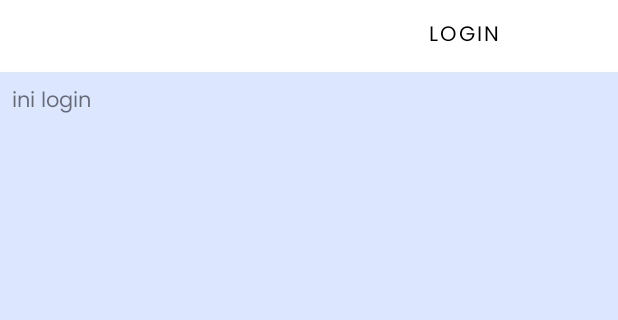
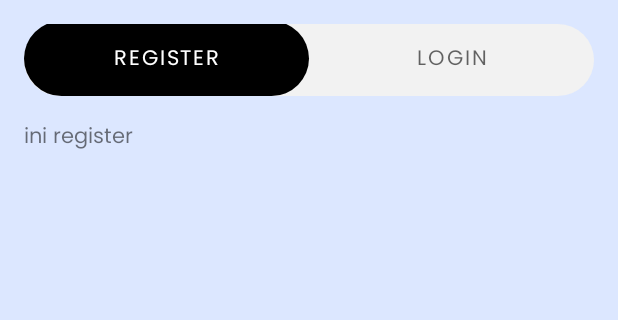
Before and after one commit to SuaraNusa/Mobile-development, an Android app: the TabLayout screen opened directly, with no data from a screen before it, on a phone screen of 412 x 824 dp, the part 384-704 px from its top. Run offline under Robolectric (Android 15) with nearby library versions, the phone set to English and light mode, and no system bars.

Commit message:
finaly a corner tab layout :v

```diff
--- a/suarnusa/app/build.gradle.kts
+++ b/suarnusa/app/build.gradle.kts
@@ -58,4 +58,5 @@ dependencies {
     testImplementation(libs.junit)
     androidTestImplementation(libs.androidx.junit)
     androidTestImplementation(libs.androidx.espresso.core)
+    implementation(kotlin("script-runtime"))
 }
--- a/suarnusa/app/src/main/java/com/example/suaranusa/TabLayout.kt
+++ b/suarnusa/app/src/main/java/com/example/suaranusa/TabLayout.kt
@@ -1,11 +1,14 @@
 package com.example.suaranusa
 
+import android.annotation.SuppressLint
 import android.os.Bundle
+import android.util.Log
 import androidx.appcompat.app.AppCompatActivity
 
 import androidx.viewpager2.widget.ViewPager2
 import com.example.suaranusa.adapter.auth_adapter
 import com.example.suaranusa.databinding.AuthActivityTabLayoutBinding
+import com.google.android.material.tabs.TabLayoutMediator
 
 class TabLayout : AppCompatActivity() {
 
@@ -14,6 +17,7 @@ class TabLayout : AppCompatActivity() {
     private lateinit var viewPager : ViewPager2
     private lateinit var adapter : auth_adapter
 
+    @SuppressLint("ResourceAsColor")
     override fun onCreate(savedInstanceState: Bundle?) {
         super.onCreate(savedInstanceState)
         setContentView(R.layout.auth_activity_tab_layout)
@@ -24,11 +28,19 @@ class TabLayout : AppCompatActivity() {
         tabLayout = binding.tabLayout
         viewPager = binding.viewPager
         adapter = auth_adapter(supportFragmentManager, lifecycle)
-
+        //tab layout
+        Log.d("TabLayout", "onCreate: Tab Layout")
         tabLayout.addTab(tabLayout.newTab().setText("Register"), 0)
         tabLayout.addTab(tabLayout.newTab().setText("Login"), 1)
 
+
         viewPager.adapter=adapter
+
+        val tabTitles = arrayOf("Register", "Login")
+        TabLayoutMediator(tabLayout, viewPager) { tab, position ->
+            tab.text = tabTitles[position]
+        }.attach()
+
 
     }
 }
--- a/suarnusa/app/src/main/java/com/example/suaranusa/adapter/auth_adapter.kt
+++ b/suarnusa/app/src/main/java/com/example/suaranusa/adapter/auth_adapter.kt
@@ -17,10 +17,10 @@ class auth_adapter(
     }
 
     override fun createFragment(position: Int): Fragment {
-        return if(position == 0){
-            RegisterFragment()
-        }else{
-            LoginFragment()
+        return when(position){
+            0 -> RegisterFragment()
+            1 -> LoginFragment()
+            else -> RegisterFragment()
         }
     }
 }
--- a/suarnusa/app/src/main/res/drawable/auth_indicator.xml
+++ b/suarnusa/app/src/main/res/drawable/tab_auth_background.xml
@@ -1,6 +1,6 @@
 <?xml version="1.0" encoding="utf-8"?>
 <shape xmlns:android="http://schemas.android.com/apk/res/android"
     android:shape="rectangle">
-    <solid android:color="@color/black" />
+    <solid android:color="@color/abu" />
     <corners android:radius="50dp" />
 </shape>
--- /dev/null
+++ b/suarnusa/app/src/main/res/drawable/tab_auth_indicator.xml
@@ -0,0 +1,11 @@
+<?xml version="1.0" encoding="utf-8"?>
+<selector xmlns:android="http://schemas.android.com/apk/res/android">
+   <item>
+       <shape android:shape="rectangle">
+            <solid android:color="@color/black"/>
+            <corners
+                android:radius="50dp"
+                />
+       </shape>
+   </item>
+</selector>
--- a/suarnusa/app/src/main/res/layout/auth_activity_tab_layout.xml
+++ b/suarnusa/app/src/main/res/layout/auth_activity_tab_layout.xml
@@ -5,50 +5,52 @@
     android:id="@+id/main"
     android:layout_width="match_parent"
     android:layout_height="match_parent"
+    android:theme="@style/Theme.SuaraNusa.noActionBar"
     tools:context=".TabLayout">
 
-    <LinearLayout
-        android:layout_width="match_parent"
-        android:layout_height="match_parent"
-        android:orientation="vertical"
-        >
 
     <ImageView
         android:id="@+id/logo"
         android:layout_width="200dp"
         android:layout_height="200dp"
         android:layout_gravity="center_horizontal"
-            app:layout_constraintBottom_toTopOf="@+id/viewPager"
+        app:layout_constraintTop_toTopOf="parent"
+        app:layout_constraintStart_toStartOf="parent"
+        app:layout_constraintEnd_toEndOf="parent"
+        app:layout_constraintBottom_toTopOf="@+id/tabLayout"
         android:src="@mipmap/logo"
         />
+
+
 
     <com.google.android.material.tabs.TabLayout
         android:id="@+id/tabLayout"
         android:layout_width="match_parent"
         android:layout_height="wrap_content"
-            android:layout_gravity="top"
-            app:tabIndicator="@drawable/auth_indicator"
+        app:tabIndicatorColor="@null"
+        app:tabIndicator="@drawable/tab_auth_indicator"
+        app:tabIndicatorHeight="50dp"
         app:tabSelectedTextColor="@color/white"
-            app:tabTextColor="@color/black"
-            app:tabIndicatorColor="@color/abu"
-            app:tabMode="fixed"/>
+        android:layout_margin="16dp"
+        app:layout_constraintStart_toStartOf="parent"
+        app:layout_constraintEnd_toEndOf="parent"
+        app:layout_constraintTop_toBottomOf="@+id/logo"
+        app:tabMode="fixed"
+        android:background="@drawable/tab_auth_background"
+         />
 
         <androidx.viewpager2.widget.ViewPager2
             android:id="@+id/viewPager"
             android:layout_width="match_parent"
             android:layout_height="wrap_content"
-                app:layout_constraintStart_toStartOf="parent"
-                app:layout_constraintEnd_toEndOf="parent"
-                app:layout_constraintTop_toBottomOf="@+id/logo"
-                app:layout_constraintBottom_toBottomOf="parent"
-                android:layout_marginLeft="8dp"
-                android:layout_marginRight="8dp"
-                android:layout_marginTop="8dp"
-                android:layout_marginBottom="8dp"
+            app:layout_constraintStart_toStartOf="@+id/tabLayout"
+            app:layout_constraintEnd_toEndOf="@+id/tabLayout"
+            app:layout_constraintTop_toBottomOf="@+id/tabLayout"
+           android:layout_margin="16dp"
             />
 
 
-    </LinearLayout>
+
 
 
 </androidx.constraintlayout.widget.ConstraintLayout>
--- a/suarnusa/app/src/main/res/layout/auth_fragment_register.xml
+++ b/suarnusa/app/src/main/res/layout/auth_fragment_register.xml
@@ -15,5 +15,5 @@
         app:layout_constraintTop_toTopOf="parent"
         app:layout_constraintEnd_toEndOf="parent"
         app:layout_constraintBottom_toBottomOf="parent"
-        android:text="@string/ini_login" />
+        android:text="@string/ini_register" />
 </FrameLayout>
--- a/suarnusa/app/src/main/res/values/themes.xml
+++ b/suarnusa/app/src/main/res/values/themes.xml
@@ -3,7 +3,7 @@
     <style name="Theme.SuaraNusa" parent="Theme.MaterialComponents.DayNight.DarkActionBar">
         <!-- Primary brand color -->
         <item name="colorPrimary">@color/biru</item>
-        <item name="colorPrimaryVariant">@color/merah</item> <!-- atau gunakan warna lain jika sesuai -->
+        <item name="colorPrimaryVariant">@color/merah</item>
         <item name="colorOnPrimary">@color/white</item>
 
         <!-- Secondary brand color -->
@@ -16,7 +16,25 @@
 
         <!-- Background color -->
         <item name="android:windowBackground">@color/biruterang</item>
+        <item name="android:fontFamily">@font/poppins_regular</item>
+    </style>
 
+    <style name="Theme.SuaraNusa.noActionBar" parent="Theme.MaterialComponents.DayNight.NoActionBar">
+        <!-- Primary brand color -->
+        <item name="colorPrimary">@color/biru</item>
+        <item name="colorPrimaryVariant">@color/merah</item>
+        <item name="colorOnPrimary">@color/white</item>
+
+        <!-- Secondary brand color -->
+        <item name="colorSecondary">@color/teal_200</item>
+        <item name="colorSecondaryVariant">@color/teal_700</item>
+        <item name="colorOnSecondary">@color/black</item>
+
+        <!-- Status bar color -->
+        <item name="android:statusBarColor">?attr/colorPrimaryVariant</item>
+
+        <!-- Background color -->
+        <item name="android:windowBackground">@color/biruterang</item>
         <item name="android:fontFamily">@font/poppins_regular</item>
     </style>
 </resources>
```
Lines whose indentation alone changed are shown as unchanged.
